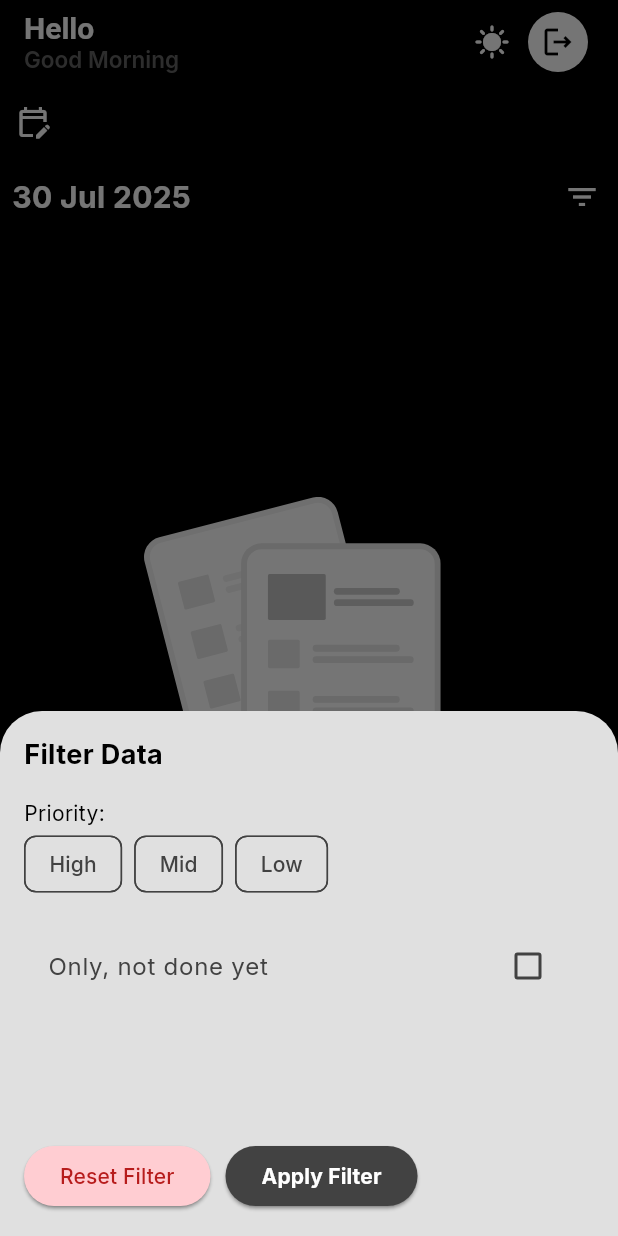
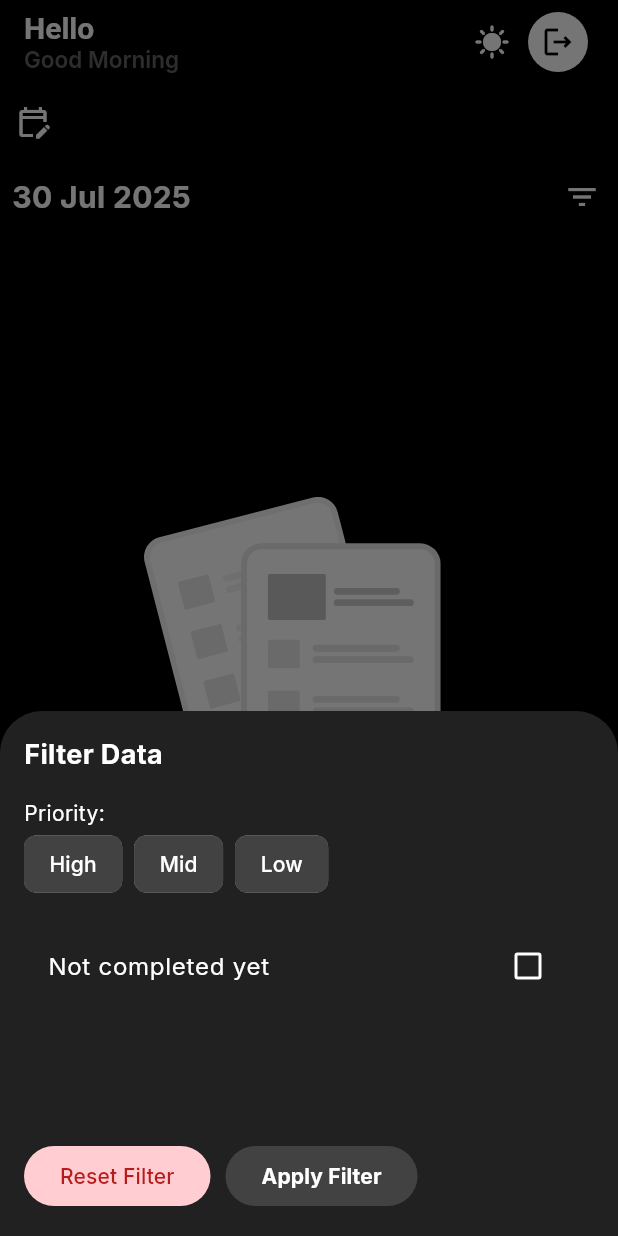
Before and after one commit to jbranabb/todoUkk, a Flutter app: the HomePage screen opened directly, after a tap on the "filter list" icon, on a phone screen of 412 x 824 dp. Run offline on Flutter 3.47's test engine with Material 3 defaults, Android fonts, the phone set to English and light mode, and no system bars; our stand-ins replace bloc, equatable, firebase_auth, firebase_core, firebase_database, flutter_bloc and 4 more; accounts and stored records are empty.

Commit message:
feat(homePage) Improving Style of Filter

```diff
--- a/lib/todo/pages/home_page.dart
+++ b/lib/todo/pages/home_page.dart
@@ -216,21 +216,23 @@ class _HomePageState extends State<HomePage> {
                             context.read<TextSearchCubit>().search(value);
                           },
                           decoration: InputDecoration(
-                            hintText: "Mau Cari Sesuatu?",
-                            labelText: "Pencarian",
+                            hintText: "Searching For Something?",
+                            labelText: "Searching",
                             labelStyle: TextStyle(
                                 color: Theme.of(context).colorScheme.onPrimary),
                             enabledBorder: OutlineInputBorder(
                                 borderSide: BorderSide(
                                     width: 1.5,
-                                color: Theme.of(context).colorScheme.secondary
-                              ),
+                                    color: Theme.of(context)
+                                        .colorScheme
+                                        .secondary),
                                 borderRadius: BorderRadius.circular(5)),
                             focusedBorder: OutlineInputBorder(
                                 borderSide: BorderSide(
                                     width: 2,
-                                color: Theme.of(context).colorScheme.onPrimary
-                              ),
+                                    color: Theme.of(context)
+                                        .colorScheme
+                                        .onPrimary),
                                 borderRadius: BorderRadius.circular(10)),
                           ),
                         ),
@@ -364,6 +366,8 @@ class _HomePageState extends State<HomePage> {
                     IconButton(
                       onPressed: () {
                         showModalBottomSheet(
+                          backgroundColor:
+                              Theme.of(context).colorScheme.primaryContainer,
                           isScrollControlled: true,
                           context: context,
                           builder: (context) => StatefulBuilder(
@@ -382,7 +386,7 @@ class _HomePageState extends State<HomePage> {
                                             fontSize: 18,
                                             color: Theme.of(context)
                                                 .colorScheme
-                                                .primary,
+                                                .onPrimary,
                                             fontWeight: FontWeight.bold),
                                       ),
                                       const SizedBox(height: 16),
@@ -393,7 +397,7 @@ class _HomePageState extends State<HomePage> {
                                         style: TextStyle(
                                             color: Theme.of(context)
                                                 .colorScheme
-                                                .primary),
+                                                .onPrimary),
                                       ),
                                       Wrap(
                                         spacing: 8,
@@ -402,8 +406,17 @@ class _HomePageState extends State<HomePage> {
                                             checkmarkColor: Colors.green,
                                             selectedColor: Theme.of(context)
                                                 .colorScheme
-                                                .onTertiary,
-                                            label: const Text("High"),
+                                                .onSecondary,
+                                            backgroundColor: Theme.of(context)
+                                                .colorScheme
+                                                .onSurface,
+                                            label: Text(
+                                              "High",
+                                              style: TextStyle(
+                                                  color: Theme.of(context)
+                                                      .colorScheme
+                                                      .onPrimary),
+                                            ),
                                             selected:
                                                 selectedPriorityFilter == 'a',
                                             onSelected: (selected) {
@@ -417,8 +430,17 @@ class _HomePageState extends State<HomePage> {
                                             checkmarkColor: Colors.green,
                                             selectedColor: Theme.of(context)
                                                 .colorScheme
-                                                .onTertiary,
-                                            label: const Text("Mid"),
+                                                .onSecondary,
+                                            backgroundColor: Theme.of(context)
+                                                .colorScheme
+                                                .onSurface,
+                                            label: Text(
+                                              "Mid",
+                                              style: TextStyle(
+                                                  color: Theme.of(context)
+                                                      .colorScheme
+                                                      .onPrimary),
+                                            ),
                                             selected:
                                                 selectedPriorityFilter == 'b',
                                             onSelected: (selected) {
@@ -432,8 +454,17 @@ class _HomePageState extends State<HomePage> {
                                             checkmarkColor: Colors.green,
                                             selectedColor: Theme.of(context)
                                                 .colorScheme
-                                                .onTertiary,
-                                            label: const Text("Low"),
+                                                .onSecondary,
+                                            backgroundColor: Theme.of(context)
+                                                .colorScheme
+                                                .onSurface,
+                                            label: Text(
+                                              "Low",
+                                              style: TextStyle(
+                                                  color: Theme.of(context)
+                                                      .colorScheme
+                                                      .onPrimary),
+                                            ),
                                             selected:
                                                 selectedPriorityFilter == 'c',
                                             onSelected: (selected) {
@@ -448,9 +479,17 @@ class _HomePageState extends State<HomePage> {
                                       const SizedBox(height: 16),
                                       // Filter Status
                                       CheckboxListTile(
+                                         activeColor:Theme.of(context).colorScheme.onPrimary ,
+                                         checkColor: Theme.of(context).colorScheme.primary,
+                                        side: BorderSide(
+                                          color:Theme.of(context).colorScheme.onPrimary,
+                                          width: 2
+                                        ),
                                         title: Text(iscompledfilter
-                                            ? "Already done"
-                                            : "Only, not done yet"),
+                                            ? "Completed"
+                                            : "Not completed yet",
+                                            style: TextStyle(color: Theme.of(context).colorScheme.onPrimary),
+                                            ),
                                         value: filterCompleted ?? false,
                                         onChanged: (value) {
                                           setState(() {
@@ -1006,9 +1045,12 @@ class _HomePageState extends State<HomePage> {
                                                                                   padding: const EdgeInsets.all(15.0),
                                                                                   child: BlocListener<TodoBloc, TodoState>(
                                                                                     listener: (context, state) {
-                                                                                      if(state is Todoloaded){
+                                                                                      if (state is Todoloaded) {
                                                                                         Navigator.of(context).pop();
-                                                                                        ScaffoldMessenger.of(context).showSnackBar(const SnackBar(content: Text('SuccesFully  updating data'), behavior: SnackBarBehavior.floating,));
+                                                                                        ScaffoldMessenger.of(context).showSnackBar(const SnackBar(
+                                                                                          content: Text('SuccesFully  updating data'),
+                                                                                          behavior: SnackBarBehavior.floating,
+                                                                                        ));
                                                                                       }
                                                                                     },
                                                                                     child: ElevatedButton(
```
Lines whose indentation alone changed are shown as unchanged.
